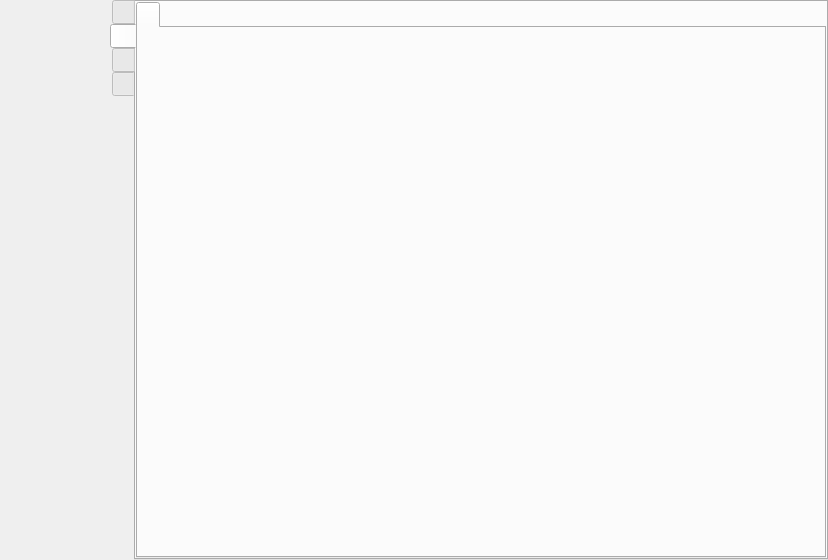
First picture: the form in src/wayland/formMainWindow_wl.ui, repository vkohaupt/vokoscreenNG, before the edit.
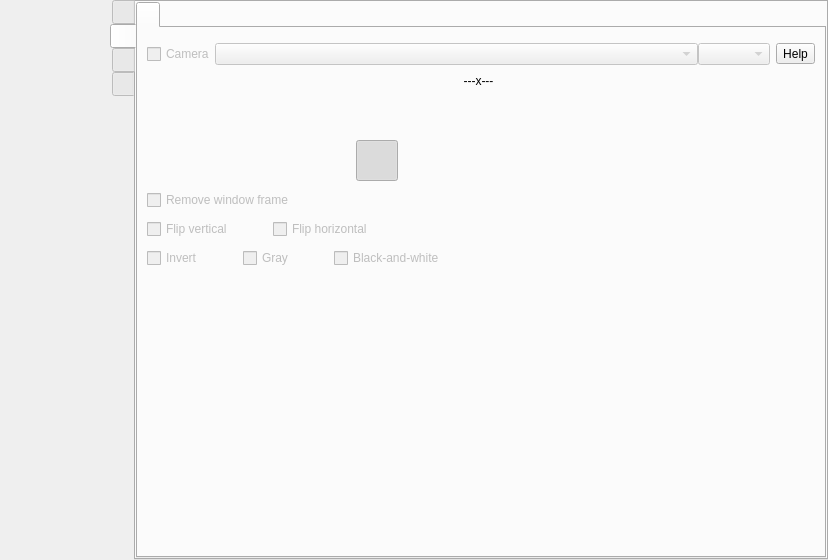
Second picture: the form after the edit. The open tabs and pages were chosen to show the change. Icons and pictures are not drawn.

The edit to the form file:
```diff
--- a/src/wayland/formMainWindow_wl.ui
+++ b/src/wayland/formMainWindow_wl.ui
@@ -201,7 +201,7 @@
          <enum>QTabWidget::West</enum>
         </property>
         <property name="currentIndex">
-         <number>0</number>
+         <number>1</number>
         </property>
         <widget class="QWidget" name="tab_sidebar_screeancast">
          <attribute name="title">
@@ -1142,8 +1142,8 @@
                     <rect>
                      <x>0</x>
                      <y>0</y>
-                     <width>449</width>
-                     <height>422</height>
+                     <width>20</width>
+                     <height>98</height>
                     </rect>
                    </property>
                    <layout class="QGridLayout" name="gridLayoutAvailable">
@@ -1851,10 +1851,476 @@
               <string notr="true"/>
              </attribute>
              <layout class="QVBoxLayout" name="verticalLayout_11">
+              <item>
+               <widget class="QWidget" name="widget" native="true"/>
+              </item>
               <item>
                <layout class="QGridLayout" name="gridLayout_3">
                 <item row="0" column="0">
                  <layout class="QVBoxLayout" name="layoutAllCameras">
+                  <item>
+                   <layout class="QGridLayout" name="gridLayout_4">
+                    <property name="leftMargin">
+                     <number>0</number>
+                    </property>
+                    <property name="bottomMargin">
+                     <number>0</number>
+                    </property>
+                    <property name="verticalSpacing">
+                     <number>9</number>
+                    </property>
+                    <item row="0" column="3" alignment="Qt::AlignTop">
+                     <widget class="QToolButton" name="help_camera_camera">
+                      <property name="toolTip">
+                       <string>Help</string>
+                      </property>
+                      <property name="text">
+                       <string notr="true">Help</string>
+                      </property>
+                     </widget>
+                    </item>
+                    <item row="2" column="0">
+                     <widget class="QLabel" name="label_camera_window_zoom">
+                      <property name="minimumSize">
+                       <size>
+                        <width>34</width>
+                        <height>34</height>
+                       </size>
+                      </property>
+                      <property name="maximumSize">
+                       <size>
+                        <width>34</width>
+                        <height>34</height>
+                       </size>
+                      </property>
+                      <property name="text">
+                       <string notr="true"/>
+                      </property>
+                      <property name="pixmap">
+                       <pixmap resource="../screencast.qrc">:/pictures/systray/magnification.png</pixmap>
+                      </property>
+                      <property name="scaledContents">
+                       <bool>true</bool>
+                      </property>
+                     </widget>
+                    </item>
+                    <item row="6" column="0" colspan="3">
+                     <layout class="QHBoxLayout" name="horizontalLayout_16">
+                      <property name="leftMargin">
+                       <number>0</number>
+                      </property>
+                      <item>
+                       <widget class="QCheckBox" name="checkBoxCameraInvert">
+                        <property name="enabled">
+                         <bool>false</bool>
+                        </property>
+                        <property name="text">
+                         <string>Invert</string>
+                        </property>
+                       </widget>
+                      </item>
+                      <item>
+                       <spacer name="horizontalSpacer_39">
+                        <property name="orientation">
+                         <enum>Qt::Horizontal</enum>
+                        </property>
+                        <property name="sizeType">
+                         <enum>QSizePolicy::Minimum</enum>
+                        </property>
+                        <property name="sizeHint" stdset="0">
+                         <size>
+                          <width>40</width>
+                          <height>20</height>
+                         </size>
+                        </property>
+                       </spacer>
+                      </item>
+                      <item>
+                       <widget class="QCheckBox" name="checkBoxCameraGray">
+                        <property name="enabled">
+                         <bool>false</bool>
+                        </property>
+                        <property name="text">
+                         <string>Gray</string>
+                        </property>
+                       </widget>
+                      </item>
+                      <item>
+                       <spacer name="horizontalSpacer_40">
+                        <property name="orientation">
+                         <enum>Qt::Horizontal</enum>
+                        </property>
+                        <property name="sizeType">
+                         <enum>QSizePolicy::Minimum</enum>
+                        </property>
+                        <property name="sizeHint" stdset="0">
+                         <size>
+                          <width>40</width>
+                          <height>20</height>
+                         </size>
+                        </property>
+                       </spacer>
+                      </item>
+                      <item>
+                       <widget class="QCheckBox" name="checkBoxCameraMono">
+                        <property name="enabled">
+                         <bool>false</bool>
+                        </property>
+                        <property name="text">
+                         <string>Black-and-white</string>
+                        </property>
+                       </widget>
+                      </item>
+                      <item>
+                       <spacer name="horizontalSpacer_34">
+                        <property name="orientation">
+                         <enum>Qt::Horizontal</enum>
+                        </property>
+                        <property name="sizeHint" stdset="0">
+                         <size>
+                          <width>40</width>
+                          <height>20</height>
+                         </size>
+                        </property>
+                       </spacer>
+                      </item>
+                     </layout>
+                    </item>
+                    <item row="2" column="1" colspan="2">
+                     <layout class="QHBoxLayout" name="horizontalLayout_zoom">
+                      <property name="spacing">
+                       <number>12</number>
+                      </property>
+                      <property name="leftMargin">
+                       <number>0</number>
+                      </property>
+                     </layout>
+                    </item>
+                    <item row="0" column="0" colspan="3">
+                     <layout class="QHBoxLayout" name="horizontalLayout_64">
+                      <property name="leftMargin">
+                       <number>0</number>
+                      </property>
+                      <item>
+                       <widget class="QCheckBox" name="checkBoxCameraOnOff">
+                        <property name="enabled">
+                         <bool>false</bool>
+                        </property>
+                        <property name="toolTip">
+                         <string notr="true">CTRL+SHIFT+F8</string>
+                        </property>
+                        <property name="text">
+                         <string>Camera</string>
+                        </property>
+                       </widget>
+                      </item>
+                      <item>
+                       <widget class="QComboBox" name="comboBoxCamera">
+                        <property name="enabled">
+                         <bool>false</bool>
+                        </property>
+                        <property name="sizePolicy">
+                         <sizepolicy hsizetype="MinimumExpanding" vsizetype="Fixed">
+                          <horstretch>0</horstretch>
+                          <verstretch>0</verstretch>
+                         </sizepolicy>
+                        </property>
+                        <property name="currentText">
+                         <string notr="true"/>
+                        </property>
+                        <property name="sizeAdjustPolicy">
+                         <enum>QComboBox::AdjustToContents</enum>
+                        </property>
+                       </widget>
+                      </item>
+                      <item>
+                       <widget class="QComboBox" name="comboBoxCameraResolution">
+                        <property name="enabled">
+                         <bool>false</bool>
+                        </property>
+                        <property name="sizeAdjustPolicy">
+                         <enum>QComboBox::AdjustToContents</enum>
+                        </property>
+                       </widget>
+                      </item>
+                     </layout>
+                    </item>
+                    <item row="1" column="1" colspan="2">
+                     <layout class="QHBoxLayout" name="horizontalLayout_66">
+                      <property name="leftMargin">
+                       <number>0</number>
+                      </property>
+                      <item>
+                       <layout class="QHBoxLayout" name="horizontalLayout_45">
+                        <property name="spacing">
+                         <number>12</number>
+                        </property>
+                       </layout>
+                      </item>
+                      <item>
+                       <widget class="QLabel" name="labelCameraWindowSize">
+                        <property name="enabled">
+                         <bool>true</bool>
+                        </property>
+                        <property name="text">
+                         <string notr="true">---x---</string>
+                        </property>
+                        <property name="alignment">
+                         <set>Qt::AlignCenter</set>
+                        </property>
+                       </widget>
+                      </item>
+                     </layout>
+                    </item>
+                    <item row="1" column="0">
+                     <widget class="QLabel" name="label_camera_window_resize">
+                      <property name="enabled">
+                       <bool>true</bool>
+                      </property>
+                      <property name="maximumSize">
+                       <size>
+                        <width>34</width>
+                        <height>34</height>
+                       </size>
+                      </property>
+                      <property name="text">
+                       <string notr="true"/>
+                      </property>
+                      <property name="pixmap">
+                       <pixmap resource="../screencast.qrc">:/pictures/camera/window-resize.png</pixmap>
+                      </property>
+                      <property name="scaledContents">
+                       <bool>true</bool>
+                      </property>
+                     </widget>
+                    </item>
+                    <item row="5" column="0" colspan="3">
+                     <layout class="QHBoxLayout" name="horizontalLayout_17">
+                      <property name="leftMargin">
+                       <number>0</number>
+                      </property>
+                      <item>
+                       <widget class="QCheckBox" name="checkBoxCameraMirrorVertical">
+                        <property name="enabled">
+                         <bool>false</bool>
+                        </property>
+                        <property name="text">
+                         <string>Flip vertical</string>
+                        </property>
+                       </widget>
+                      </item>
+                      <item>
+                       <spacer name="horizontalSpacer_38">
+                        <property name="orientation">
+                         <enum>Qt::Horizontal</enum>
+                        </property>
+                        <property name="sizeType">
+                         <enum>QSizePolicy::Minimum</enum>
+                        </property>
+                        <property name="sizeHint" stdset="0">
+                         <size>
+                          <width>40</width>
+                          <height>20</height>
+                         </size>
+                        </property>
+                       </spacer>
+                      </item>
+                      <item>
+                       <widget class="QCheckBox" name="checkBoxCameraMirrorHorizontal">
+                        <property name="enabled">
+                         <bool>false</bool>
+                        </property>
+                        <property name="text">
+                         <string>Flip horizontal</string>
+                        </property>
+                       </widget>
+                      </item>
+                      <item>
+                       <spacer name="horizontalSpacer_9">
+                        <property name="orientation">
+                         <enum>Qt::Horizontal</enum>
+                        </property>
+                        <property name="sizeHint" stdset="0">
+                         <size>
+                          <width>40</width>
+                          <height>20</height>
+                         </size>
+                        </property>
+                       </spacer>
+                      </item>
+                     </layout>
+                    </item>
+                    <item row="3" column="0" colspan="3">
+                     <layout class="QHBoxLayout" name="horizontalLayout_65">
+                      <property name="spacing">
+                       <number>0</number>
+                      </property>
+                      <property name="leftMargin">
+                       <number>0</number>
+                      </property>
+                      <item>
+                       <spacer name="horizontalSpacer_41">
+                        <property name="orientation">
+                         <enum>Qt::Horizontal</enum>
+                        </property>
+                        <property name="sizeHint" stdset="0">
+                         <size>
+                          <width>40</width>
+                          <height>20</height>
+                         </size>
+                        </property>
+                       </spacer>
+                      </item>
+                      <item>
+                       <widget class="QToolButton" name="toolButton_camera_view_rectangle">
+                        <property name="text">
+                         <string notr="true"/>
+                        </property>
+                        <property name="icon">
+                         <iconset resource="../screencast.qrc">
+                          <normaloff>:/pictures/camera/window-rectangle-off.png</normaloff>
+                          <normalon>:/pictures/camera/window-rectangle-on.png</normalon>:/pictures/camera/window-rectangle-off.png</iconset>
+                        </property>
+                        <property name="iconSize">
+                         <size>
+                          <width>34</width>
+                          <height>34</height>
+                         </size>
+                        </property>
+                        <property name="checkable">
+                         <bool>true</bool>
+                        </property>
+                        <property name="checked">
+                         <bool>true</bool>
+                        </property>
+                        <property name="autoExclusive">
+                         <bool>true</bool>
+                        </property>
+                        <property name="autoRaise">
+                         <bool>true</bool>
+                        </property>
+                       </widget>
+                      </item>
+                      <item>
+                       <spacer name="horizontalSpacer_35">
+                        <property name="orientation">
+                         <enum>Qt::Horizontal</enum>
+                        </property>
+                        <property name="sizeType">
+                         <enum>QSizePolicy::Preferred</enum>
+                        </property>
+                        <property name="sizeHint" stdset="0">
+                         <size>
+                          <width>40</width>
+                          <height>20</height>
+                         </size>
+                        </property>
+                       </spacer>
+                      </item>
+                      <item>
+                       <widget class="QToolButton" name="toolButton_camera_view_ellipse">
+                        <property name="text">
+                         <string notr="true"/>
+                        </property>
+                        <property name="icon">
+                         <iconset resource="../screencast.qrc">
+                          <normaloff>:/pictures/camera/window-ellipse-off.png</normaloff>
+                          <normalon>:/pictures/camera/window-ellipse-on.png</normalon>:/pictures/camera/window-ellipse-off.png</iconset>
+                        </property>
+                        <property name="iconSize">
+                         <size>
+                          <width>34</width>
+                          <height>34</height>
+                         </size>
+                        </property>
+                        <property name="checkable">
+                         <bool>true</bool>
+                        </property>
+                        <property name="autoExclusive">
+                         <bool>true</bool>
+                        </property>
+                        <property name="autoRaise">
+                         <bool>true</bool>
+                        </property>
+                       </widget>
+                      </item>
+                      <item>
+                       <spacer name="horizontalSpacer_36">
+                        <property name="orientation">
+                         <enum>Qt::Horizontal</enum>
+                        </property>
+                        <property name="sizeType">
+                         <enum>QSizePolicy::Preferred</enum>
+                        </property>
+                        <property name="sizeHint" stdset="0">
+                         <size>
+                          <width>40</width>
+                          <height>20</height>
+                         </size>
+                        </property>
+                       </spacer>
+                      </item>
+                      <item>
+                       <widget class="QToolButton" name="toolButton_camera_view_circle">
+                        <property name="text">
+                         <string notr="true"/>
+                        </property>
+                        <property name="icon">
+                         <iconset resource="../screencast.qrc">
+                          <normaloff>:/pictures/camera/window-circle-off.png</normaloff>
+                          <normalon>:/pictures/camera/window-circle-on.png</normalon>:/pictures/camera/window-circle-off.png</iconset>
+                        </property>
+                        <property name="iconSize">
+                         <size>
+                          <width>34</width>
+                          <height>34</height>
+                         </size>
+                        </property>
+                        <property name="checkable">
+                         <bool>true</bool>
+                        </property>
+                        <property name="autoExclusive">
+                         <bool>true</bool>
+                        </property>
+                        <property name="autoRaise">
+                         <bool>true</bool>
+                        </property>
+                       </widget>
+                      </item>
+                      <item>
+                       <spacer name="horizontalSpacer_37">
+                        <property name="orientation">
+                         <enum>Qt::Horizontal</enum>
+                        </property>
+                        <property name="sizeHint" stdset="0">
+                         <size>
+                          <width>40</width>
+                          <height>20</height>
+                         </size>
+                        </property>
+                       </spacer>
+                      </item>
+                     </layout>
+                    </item>
+                    <item row="4" column="0" colspan="3">
+                     <layout class="QHBoxLayout" name="horizontalLayout_42">
+                      <property name="leftMargin">
+                       <number>0</number>
+                      </property>
+                      <item>
+                       <widget class="QCheckBox" name="checkBoxCameraWindowFrame">
+                        <property name="enabled">
+                         <bool>false</bool>
+                        </property>
+                        <property name="text">
+                         <string>Remove window frame</string>
+                        </property>
+                       </widget>
+                      </item>
+                     </layout>
+                    </item>
+                   </layout>
+                  </item>
                   <item>
                    <spacer name="verticalSpacer_6">
                     <property name="orientation">
```
